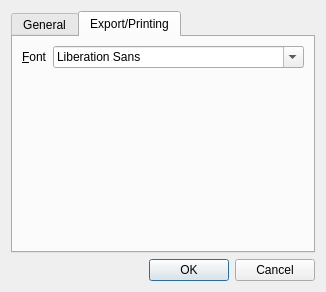
Above: ui/ui_SettingsDialog.ui from Kamduis/SoulCreator before the change. Below: the same form after it.
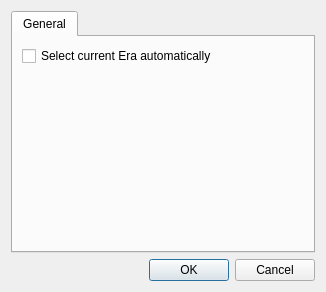
That is the form after the change.

Patch:
```diff
--- a/ui/ui_SettingsDialog.ui
+++ b/ui/ui_SettingsDialog.ui
@@ -17,34 +17,19 @@
    <item>
     <widget class="QTabWidget" name="tabWidget">
      <property name="currentIndex">
-      <number>1</number>
+      <number>0</number>
      </property>
      <widget class="QWidget" name="tab">
       <attribute name="title">
        <string>General</string>
       </attribute>
-     </widget>
-     <widget class="QWidget" name="tab_export">
-      <attribute name="title">
-       <string>Export/Printing</string>
-      </attribute>
       <layout class="QVBoxLayout" name="verticalLayout">
        <item>
-        <layout class="QFormLayout" name="formLayout">
-         <item row="0" column="0">
-          <widget class="QLabel" name="label">
+        <widget class="QCheckBox" name="checkBox_autoSelectEra">
            <property name="text">
-            <string>&amp;Font</string>
-           </property>
-           <property name="buddy">
-            <cstring>fontComboBox_export</cstring>
-           </property>
-          </widget>
-         </item>
-         <item row="0" column="1">
-          <widget class="QFontComboBox" name="fontComboBox_export"/>
-         </item>
-        </layout>
+          <string>Select current Era automatically</string>
+         </property>
+        </widget>
        </item>
        <item>
         <spacer name="verticalSpacer">
@@ -54,7 +39,7 @@
          <property name="sizeHint" stdset="0">
           <size>
            <width>20</width>
-           <height>178</height>
+           <height>40</height>
           </size>
          </property>
         </spacer>
```
Lines whose indentation alone changed are shown as unchanged.
